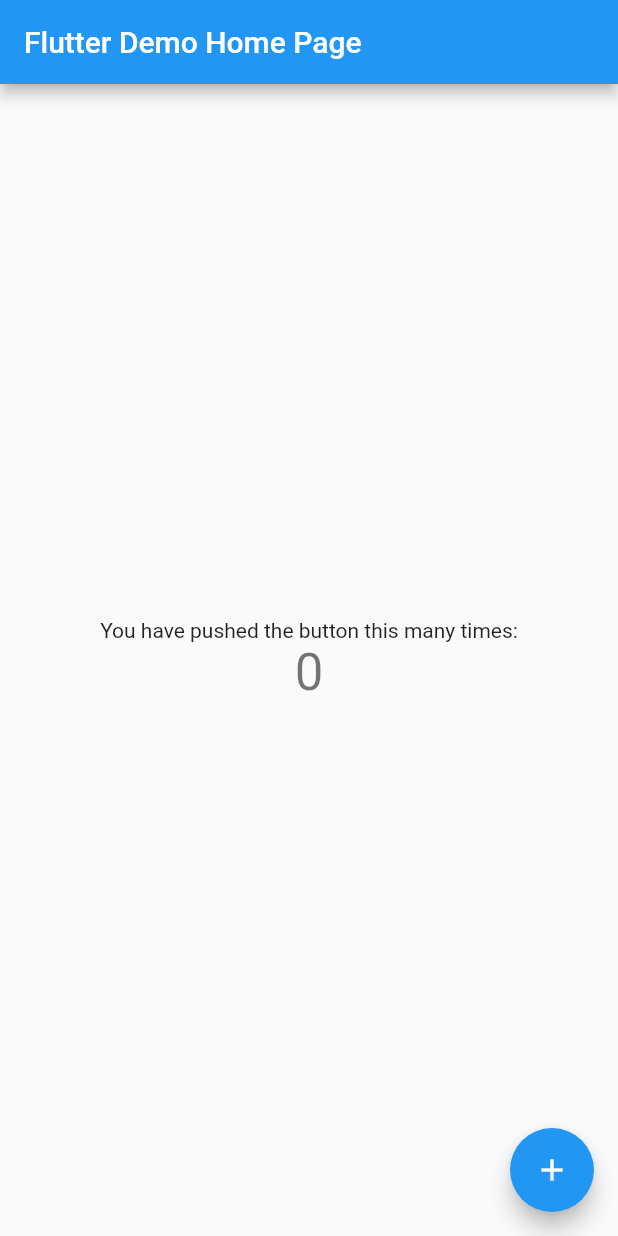
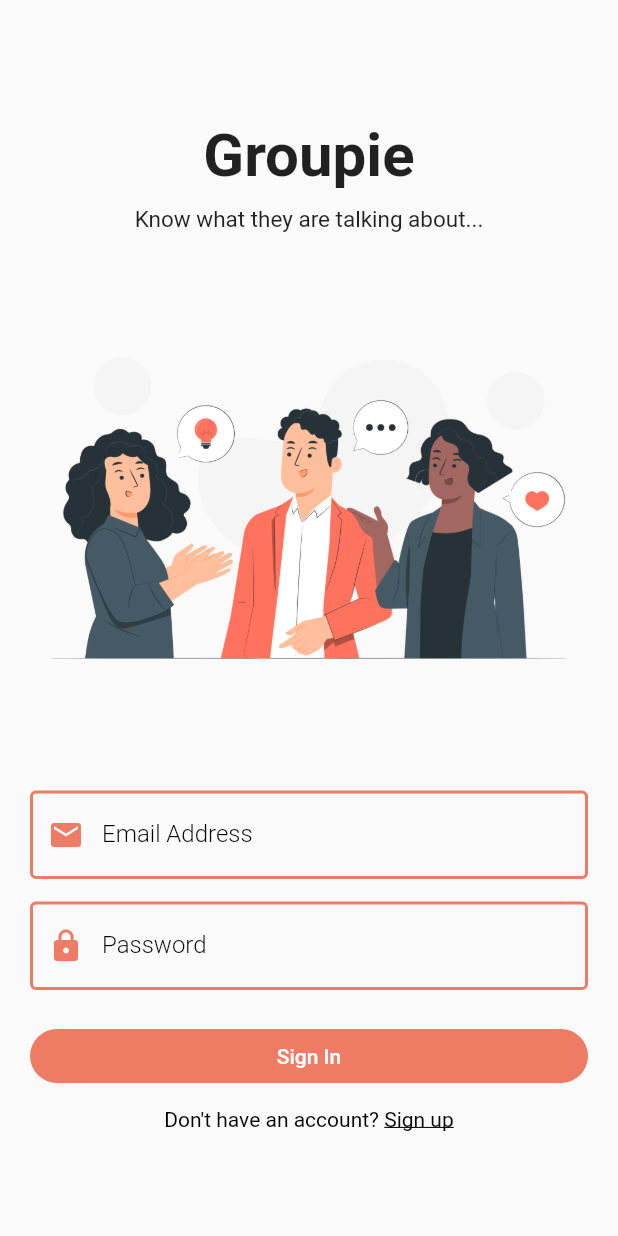
Before and after one commit to Pav10s/chat_app, a Flutter app: the screen it shows after launch, on a phone screen of 412 x 824 dp. Run offline on Flutter 3.47's test engine with Material 2 defaults, Android fonts, the phone set to English and light mode, and no system bars; our stand-ins replace firebase_core, shared_preferences; accounts and stored records are empty.

Commit message:
Login Page and Register Page UI

```diff
--- /dev/null
+++ b/lib/helper/helper_function.dart
@@ -0,0 +1,13 @@
+import 'package:shared_preferences/shared_preferences.dart';
+
+class HelperFunction {
+  static String userLoggedInKey = "LOGGEDINKEY";
+  static String userNameKey = "USERNAMEKEY";
+  static String userEmailKey = "USEREMAILKEY";
+
+  static Future<bool?> getUserLoggedInKey() async{
+    SharedPreferences sharedPreferences = await SharedPreferences.getInstance();
+    return sharedPreferences.getBool(userLoggedInKey);
+  }
+
+}
--- a/lib/main.dart
+++ b/lib/main.dart
@@ -1,115 +1,60 @@
+import 'package:chat_app/helper/helper_function.dart';
+import 'package:chat_app/pages/auth/login_page.dart';
+import 'package:firebase_core/firebase_core.dart';
 import 'package:flutter/material.dart';
+import 'package:flutter/foundation.dart';
 
-void main() {
+import 'pages/home_page.dart';
+import 'shared/constants.dart';
+
+void main() async {
+  WidgetsFlutterBinding.ensureInitialized();
+
+  if (kIsWeb) {
+    await Firebase.initializeApp(
+        options: FirebaseOptions(
+            apiKey: Constants.apiKey,
+            appId: Constants.appId,
+            messagingSenderId: Constants.messagingSenderId,
+            projectId: Constants.projectId));
+  }
+  else {
+    await Firebase.initializeApp();
+  }
+
   runApp(const MyApp());
 }
 
-class MyApp extends StatelessWidget {
+class MyApp extends StatefulWidget {
   const MyApp({super.key});
 
-  // This widget is the root of your application.
   @override
-  Widget build(BuildContext context) {
-    return MaterialApp(
-      title: 'Flutter Demo',
-      theme: ThemeData(
-        // This is the theme of your application.
-        //
-        // Try running your application with "flutter run". You'll see the
-        // application has a blue toolbar. Then, without quitting the app, try
-        // changing the primarySwatch below to Colors.green and then invoke
-        // "hot reload" (press "r" in the console where you ran "flutter run",
-        // or simply save your changes to "hot reload" in a Flutter IDE).
-        // Notice that the counter didn't reset back to zero; the application
-        // is not restarted.
-        primarySwatch: Colors.blue,
-      ),
-      home: const MyHomePage(title: 'Flutter Demo Home Page'),
-    );
-  }
+  State<MyApp> createState() => _MyAppState();
 }
 
-class MyHomePage extends StatefulWidget {
-  const MyHomePage({super.key, required this.title});
-
-  // This widget is the home page of your application. It is stateful, meaning
-  // that it has a State object (defined below) that contains fields that affect
-  // how it looks.
-
-  // This class is the configuration for the state. It holds the values (in this
-  // case the title) provided by the parent (in this case the App widget) and
-  // used by the build method of the State. Fields in a Widget subclass are
-  // always marked "final".
-
-  final String title;
+class _MyAppState extends State<MyApp> {
+  bool _isLoggedIn = false;
 
   @override
-  State<MyHomePage> createState() => _MyHomePageState();
-}
+  void initState() {
+    super.initState();
+    getUserLoggedInStatus();
+  }
 
-class _MyHomePageState extends State<MyHomePage> {
-  int _counter = 0;
-
-  void _incrementCounter() {
-    setState(() {
-      // This call to setState tells the Flutter framework that something has
-      // changed in this State, which causes it to rerun the build method below
-      // so that the display can reflect the updated values. If we changed
-      // _counter without calling setState(), then the build method would not be
-      // called again, and so nothing would appear to happen.
-      _counter++;
+  getUserLoggedInStatus() async {
+    await HelperFunction.getUserLoggedInKey().then((value) {
+      if (value != null) {
+        _isLoggedIn = value;
+      }
     });
   }
 
   @override
   Widget build(BuildContext context) {
-    // This method is rerun every time setState is called, for instance as done
-    // by the _incrementCounter method above.
-    //
-    // The Flutter framework has been optimized to make rerunning build methods
-    // fast, so that you can just rebuild anything that needs updating rather
-    // than having to individually change instances of widgets.
-    return Scaffold(
-      appBar: AppBar(
-        // Here we take the value from the MyHomePage object that was created by
-        // the App.build method, and use it to set our appbar title.
-        title: Text(widget.title),
-      ),
-      body: Center(
-        // Center is a layout widget. It takes a single child and positions it
-        // in the middle of the parent.
-        child: Column(
-          // Column is also a layout widget. It takes a list of children and
-          // arranges them vertically. By default, it sizes itself to fit its
-          // children horizontally, and tries to be as tall as its parent.
-          //
-          // Invoke "debug painting" (press "p" in the console, choose the
-          // "Toggle Debug Paint" action from the Flutter Inspector in Android
-          // Studio, or the "Toggle Debug Paint" command in Visual Studio Code)
-          // to see the wireframe for each widget.
-          //
-          // Column has various properties to control how it sizes itself and
-          // how it positions its children. Here we use mainAxisAlignment to
-          // center the children vertically; the main axis here is the vertical
-          // axis because Columns are vertical (the cross axis would be
-          // horizontal).
-          mainAxisAlignment: MainAxisAlignment.center,
-          children: <Widget>[
-            const Text(
-              'You have pushed the button this many times:',
-            ),
-            Text(
-              '$_counter',
-              style: Theme.of(context).textTheme.headlineMedium,
-            ),
-          ],
-        ),
-      ),
-      floatingActionButton: FloatingActionButton(
-        onPressed: _incrementCounter,
-        tooltip: 'Increment',
-        child: const Icon(Icons.add),
-      ), // This trailing comma makes auto-formatting nicer for build methods.
+    return MaterialApp(
+      theme: ThemeData(primaryColor: Constants().primaryColor),
+      debugShowCheckedModeBanner: false,
+      home: _isLoggedIn ? const HomePage() : const LoginPage(),
     );
   }
 }
--- /dev/null
+++ b/lib/pages/auth/login_page.dart
@@ -0,0 +1,139 @@
+import 'package:chat_app/pages/auth/registration_page.dart';
+import 'package:chat_app/widgets/widgets.dart';
+import 'package:flutter/gestures.dart';
+import 'package:flutter/material.dart';
+
+class LoginPage extends StatefulWidget {
+  const LoginPage({super.key});
+
+  @override
+  State<LoginPage> createState() => _LoginPageState();
+}
+
+class _LoginPageState extends State<LoginPage> {
+  final formKey = GlobalKey<FormState>();
+  String email = "";
+  String password = "";
+
+  @override
+  Widget build(BuildContext context) {
+    return Scaffold(
+      body: SingleChildScrollView(
+        child: Padding(
+          padding: const EdgeInsets.symmetric(horizontal: 20, vertical: 80),
+          child: Form(
+            key: formKey,
+            child: Column(
+              mainAxisAlignment: MainAxisAlignment.center,
+              crossAxisAlignment: CrossAxisAlignment.center,
+              children: [
+                const Text(
+                  'Groupie',
+                  style: TextStyle(
+                    fontSize: 40,
+                    fontWeight: FontWeight.bold,
+                  ),
+                ),
+                const SizedBox(height: 10),
+                const Text(
+                  'Know what they are talking about...',
+                  style: TextStyle(
+                    fontSize: 15,
+                    fontWeight: FontWeight.w400,
+                  ),
+                ),
+                Image.asset("assets/login.png"),
+                TextFormField(
+                  decoration: textDecoration.copyWith(
+                    labelText: 'Email Address',
+                    prefixIcon: Icon(
+                      Icons.email,
+                      color: Theme.of(context).primaryColor,
+                    ),
+                  ),
+                  onChanged: (value) {
+                    setState(() {
+                      email = value;
+                    });
+                  },
+                  validator: (val) {
+                    return RegExp(
+                                r"^[a-zA-Z0-9.a-zA-Z0-9.!#$%&'*+-/=?^_`{|}~]+@[a-zA-Z0-9]+\.[a-zA-Z]+")
+                            .hasMatch(val!)
+                        ? null
+                        : "Please enter a valid email";
+                  },
+                ),
+                const SizedBox(
+                  height: 15,
+                ),
+                TextFormField(
+                  decoration: textDecoration.copyWith(
+                    labelText: 'Password',
+                    prefixIcon: Icon(
+                      Icons.lock,
+                      color: Theme.of(context).primaryColor,
+                    ),
+                  ),
+                  validator: (val) {
+                    if (val!.length < 6) {
+                      return "Password must be at least 6 characters";
+                    } else {
+                      return null;
+                    }
+                  },
+                  onChanged: (val) {
+                    setState(() {
+                      password = val;
+                    });
+                  },
+                ),
+                const SizedBox(
+                  height: 20,
+                ),
+                SizedBox(
+                  width: double.infinity,
+                  child: ElevatedButton(
+                    style: ElevatedButton.styleFrom(
+                      backgroundColor: Theme.of(context).primaryColor,
+                      elevation: 0,
+                      shape: RoundedRectangleBorder(
+                        borderRadius: BorderRadius.circular(30),
+                      ),
+                    ),
+                    onPressed: () {
+                      login();
+                    },
+                    child: const Text("Sign In"),
+                  ),
+                ),
+                const SizedBox(height: 10),
+                Text.rich(
+                  TextSpan(
+                      text: "Don't have an account? ",
+                      style: const TextStyle(color: Colors.black, fontSize: 14),
+                      children: <TextSpan>[
+                        TextSpan(
+                          text: "Sign up",
+                          style: const TextStyle(
+                            color: Colors.black,
+                            decoration: TextDecoration.underline,
+                          ),
+                          recognizer: TapGestureRecognizer()..onTap = () {
+                            nextScreen(context, const RegistrationPage());
+                          }
+                        )
+                      ]),
+                )
+              ],
+            ),
+          ),
+        ),
+      ),
+    );
+  }
+
+  login() {
+    if (formKey.currentState!.validate()) {}
+  }
+}
--- /dev/null
+++ b/lib/shared/constants.dart
@@ -0,0 +1,9 @@
+import 'package:flutter/material.dart';
+
+class Constants {
+  static String apiKey = "AIzaSyC5_4sSFgyCnLztPydJ0d4IM-a3o2k-6OE";
+  static String appId = "1:377998366309:web:93a59bc4e38c2e52ab588c";
+  static String messagingSenderId = "377998366309";
+  static String projectId = "chatappflutter-693e5";
+  final primaryColor = const Color(0xFFee7b64);
+}
--- /dev/null
+++ b/lib/widgets/widgets.dart
@@ -0,0 +1,32 @@
+import 'package:flutter/material.dart';
+
+const textDecoration = InputDecoration(
+  labelStyle: TextStyle(color: Colors.black, fontWeight: FontWeight.w300),
+  focusedBorder: OutlineInputBorder(
+    borderSide: BorderSide(color: Color(0xFFee7b64), width: 2),
+  ),
+  enabledBorder: OutlineInputBorder(
+    borderSide: BorderSide(color: Color(0xFFee7b64), width: 2),
+  ),
+  errorBorder: OutlineInputBorder(
+    borderSide: BorderSide(color: Color(0xFFee7b64), width: 2),
+  ),
+);
+
+void nextScreen(context, page) {
+  Navigator.push(
+    context,
+    MaterialPageRoute(
+      builder: ((context) => page),
+    ),
+  );
+}
+
+void nextScreenReplacement(context, page) {
+  Navigator.pushReplacement(
+    context,
+    MaterialPageRoute(
+      builder: ((context) => page),
+    ),
+  );
+}
```
Also changed, not shown: lib/pages/auth/registration_page.dart (added, +164 -0 lines), lib/pages/home_page.dart (added, +21 -0 lines), pubspec.yaml (+9 -14 lines), assets/login.png (added), assets/register.png (added), pubspec.lock, 3 other files.
